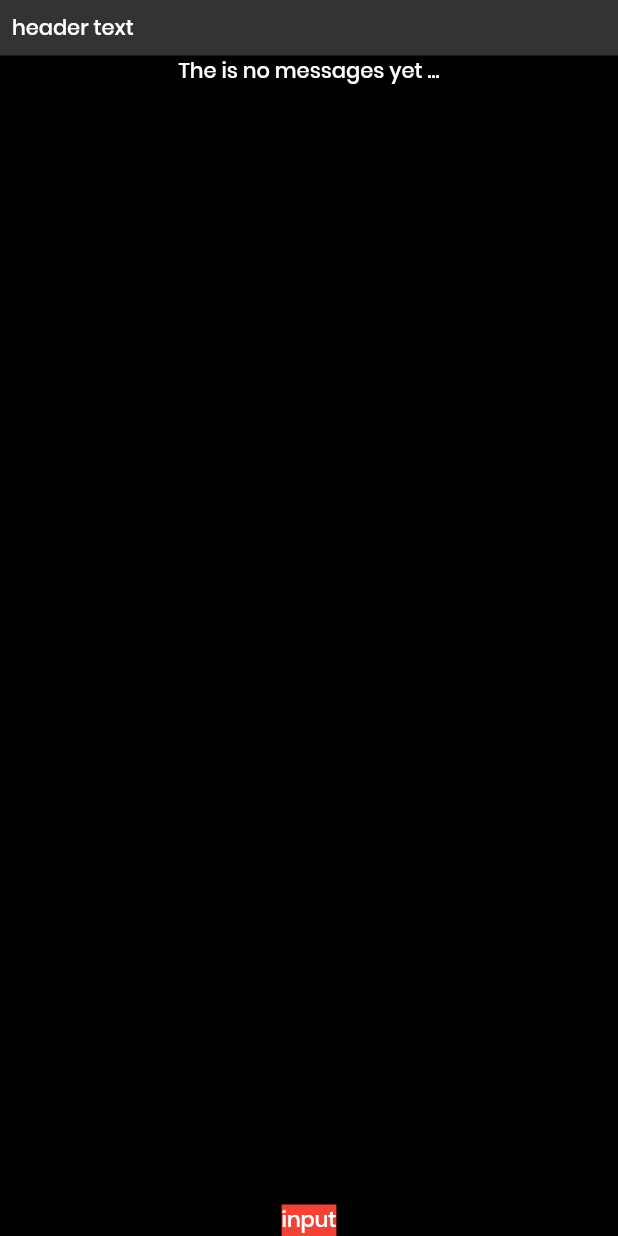
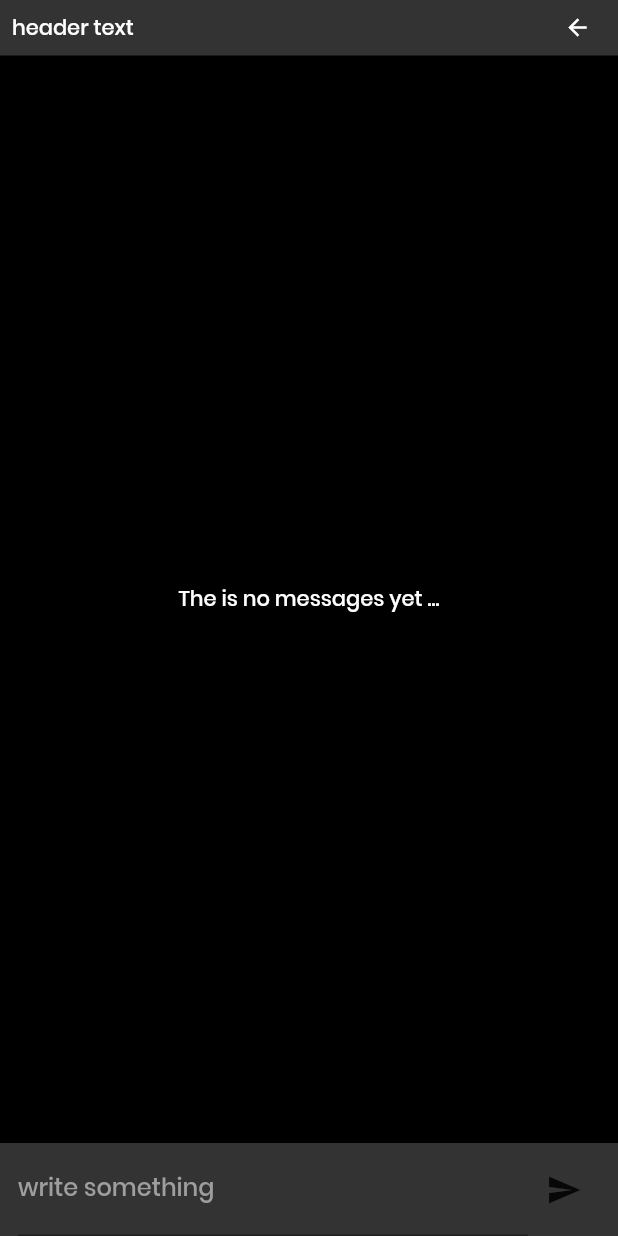
Before and after one commit to hbock-42/flutter_local_chat, a Flutter app: the ChatRoomPage screen opened by its route, on a phone screen of 412 x 824 dp. Run offline on Flutter 3.47's test engine with Material 2 defaults, Android fonts, the phone set to English and light mode, and no system bars; our stand-ins replace bloc, flutter_bloc, freezed_annotation, shelf, shelf_web_socket; missing offline and left inert: wifi; generated files the repository leaves out were written again.

```diff
--- a/lib/pages/chat-room-page.dart
+++ b/lib/pages/chat-room-page.dart
@@ -2,6 +2,7 @@ import 'package:flutter/material.dart';
 import 'package:flutter_bloc/flutter_bloc.dart';
 import 'package:local_chat/blocs/chat-room-bloc.dart';
 import 'package:local_chat/widgets/message-widget.dart';
+import 'package:local_chat/widgets/message_input.dart';
 
 class ChatRoomPage extends StatelessWidget {
   @override
@@ -25,7 +26,24 @@ class ChatRoomPage extends StatelessWidget {
       padding: EdgeInsets.only(top: MediaQuery.of(context).padding.top),
       child: Padding(
         padding: const EdgeInsets.all(8.0),
-        child: Row(children: [Text('header text')]),
+        child: Row(
+          children: [
+            Expanded(child: Text('header text')),
+            GestureDetector(
+              onTap: () => Navigator.maybePop(context),
+              child: Container(
+                  color: Colors.transparent,
+                  child: IconTheme.merge(
+                    data: IconThemeData(
+                      size: 18,
+                      color: Colors.white,
+                    ),
+                    child: BackButtonIcon(),
+                  )),
+            ),
+            SizedBox(width: 10)
+          ],
+        ),
       ),
     );
   }
@@ -35,7 +53,7 @@ class ChatRoomPage extends StatelessWidget {
       builder: (context, state) {
         return state.when(
           initial: () => Container(
-            child: Text("The is no messages yet ..."),
+            child: Center(child: Text("The is no messages yet ...")),
           ),
           current: (room, _) {
             return ListView(
@@ -54,6 +72,6 @@ class ChatRoomPage extends StatelessWidget {
   }
 
   Widget buildInput() {
-    return Container(color: Colors.red, child: Text("input"));
+    return MessageInput();
   }
 }
--- /dev/null
+++ b/lib/widgets/message_input.dart
@@ -0,0 +1,52 @@
+import 'package:flutter/material.dart';
+import 'package:local_chat/blocs/chat-room-bloc.dart';
+import 'package:flutter_bloc/flutter_bloc.dart';
+
+class MessageInput extends StatefulWidget {
+  @override
+  _MessageInputState createState() => _MessageInputState();
+}
+
+class _MessageInputState extends State<MessageInput> {
+  String messageToSend;
+
+  @override
+  Widget build(BuildContext context) {
+    return Container(
+      color: Colors.white.withOpacity(0.2),
+      padding: const EdgeInsets.symmetric(horizontal: 12.0),
+      child: Padding(
+        padding:
+            EdgeInsets.only(bottom: MediaQuery.of(context).viewInsets.bottom),
+        child: Row(
+          children: <Widget>[
+            Expanded(
+              child: TextField(
+                autocorrect: false,
+                enableSuggestions: false,
+                onChanged: (text) {
+                  setState(() {
+                    messageToSend = text;
+                  });
+                },
+                decoration: InputDecoration(
+                    labelText: "write something",
+                    labelStyle: TextStyle(color: Colors.grey)),
+                style: TextStyle(color: Colors.white),
+              ),
+            ),
+            IconButton(
+              icon: Icon(Icons.send),
+              onPressed: () => _sendMessageIfNotNullOrEmpty(),
+            ),
+          ],
+        ),
+      ),
+    );
+  }
+
+  void _sendMessageIfNotNullOrEmpty() {
+    if (messageToSend == null || messageToSend.isEmpty) return;
+    context.bloc<ChatRoomBloc>().sendMessage(messageToSend);
+  }
+}
```
Also changed, not shown: lib/blocs/chat-room-bloc.dart (+29 -15 lines), lib/pages/home-page.dart (+17 -5 lines), lib/widgets/join_chat_room_inputs.dart (added, +74 -0 lines), lib/blocs/chat-room-bloc.freezed.dart.
